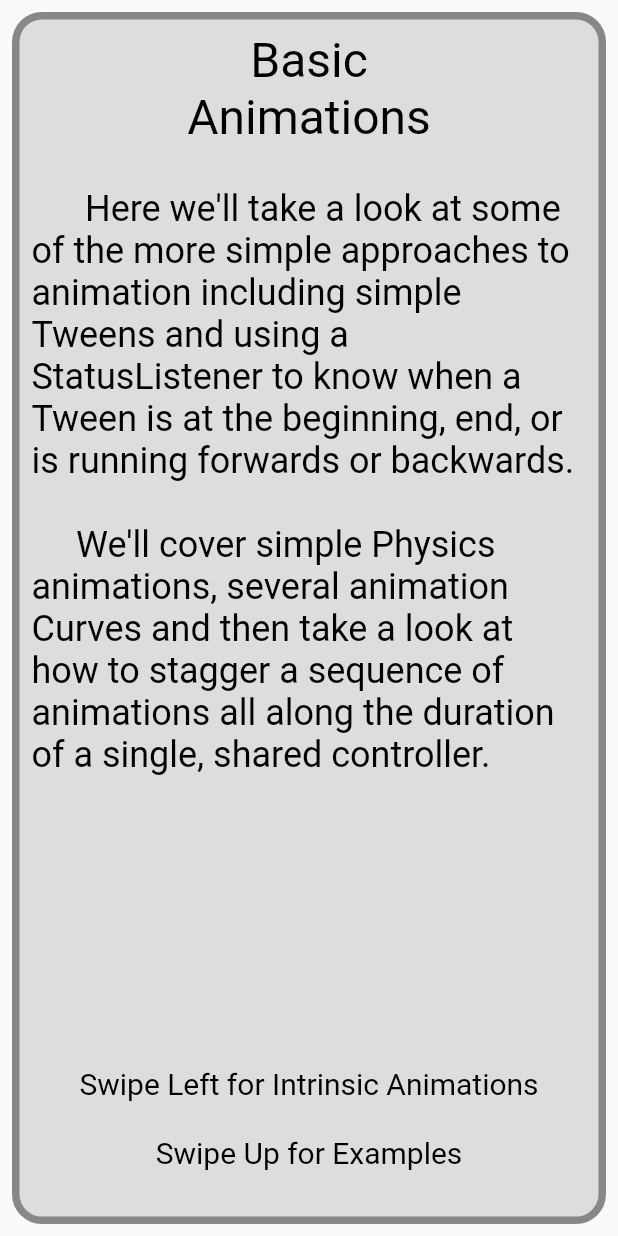
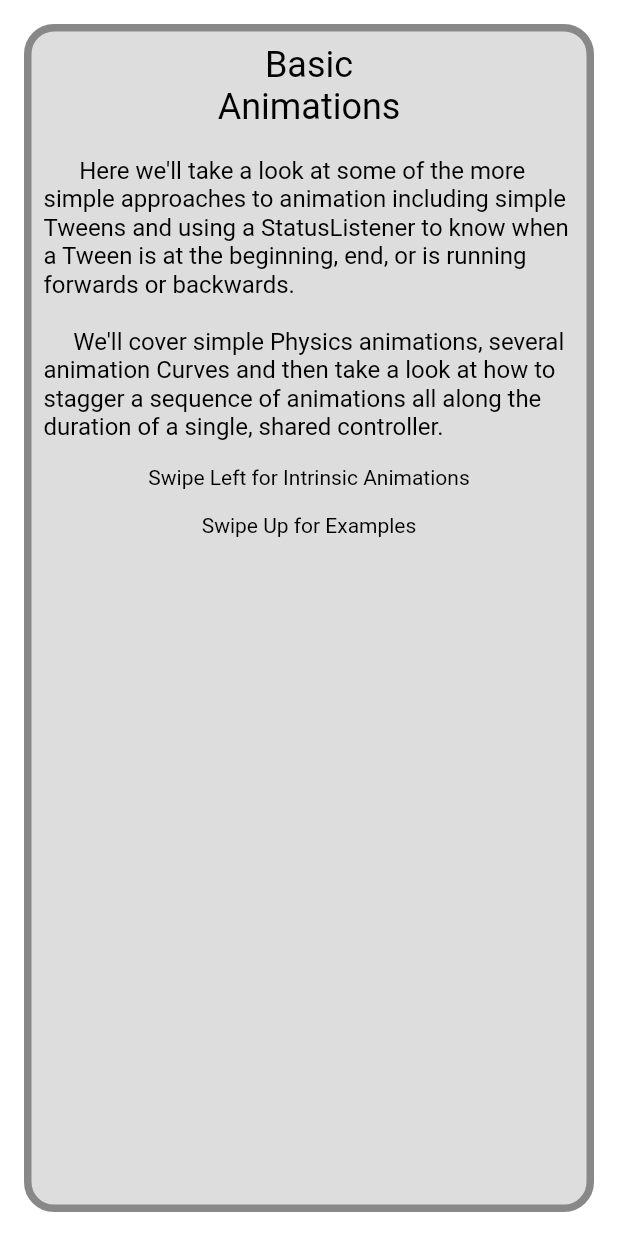
Before and after one commit to ScottS2017/Flutter_Z2P_04, a Flutter app: the BasicAnimationsWelcome widget shown alone on an empty page, opened directly, on a phone screen of 412 x 824 dp. Run offline on Flutter 3.47's test engine with Material 2 defaults, Android fonts, the phone set to English and light mode, and no system bars.

Commit message:
Fixed a number of alignment issues that came to light after testing on different devices

```diff
--- a/lib/animation_examples/basics/basic_animations_home.dart
+++ b/lib/animation_examples/basics/basic_animations_home.dart
@@ -23,7 +23,6 @@ class _BasicAnimationsHomeState extends State<BasicAnimationsHome> {
     const BasicTweenWithStatusListener(),
     const ExamplesOfCurves(),
     const PhysicsAnimation(),
-    // const SimultaneousAnimations(),
     const StaggerDemo(),
   ];
 
--- a/lib/animation_examples/basics/basic_animations_welcome.dart
+++ b/lib/animation_examples/basics/basic_animations_welcome.dart
@@ -21,9 +21,12 @@ class _BasicAnimationsWelcomeState extends State<BasicAnimationsWelcome>{
     return Material(
       child: SafeArea(
         child: Container(
-          height: MediaQuery.of(context).size.height - 16 - MediaQuery.of(context).padding.top,
-          width: MediaQuery.of(context).size.width - 16,
-          margin: const EdgeInsets.all(8),
+          height: double.infinity,
+          width: double.infinity,
+          padding: const EdgeInsets.all(16),
+          color: Colors.white,
+          alignment: Alignment.topLeft,
+          child: Container(
             padding: const EdgeInsets.all(8),
             decoration: BoxDecoration(
               color: const Color(0xFFDDDDDD),
@@ -34,6 +37,7 @@ class _BasicAnimationsWelcomeState extends State<BasicAnimationsWelcome>{
               ),
               borderRadius: BorderRadius.circular(20),
             ),
+            child: Container(
               child: Column(
                 crossAxisAlignment: CrossAxisAlignment.stretch,
                 children: <Widget>[
@@ -42,12 +46,11 @@ class _BasicAnimationsWelcomeState extends State<BasicAnimationsWelcome>{
                     semanticsLabel: 'Basic Animations',
                     textAlign: TextAlign.center,
                     style: TextStyle(
-                  fontSize: 32,
+                      fontSize: 24,
                       color: Colors.black,
                     ),
                   ),
-              const Expanded(
-                child:  Text(
+                  const Text(
                     '\n      Here we\'ll take a look at some of the more simple '
                       'approaches to animation including simple Tweens and '
                       'using a StatusListener to know when a Tween is at the '
@@ -58,17 +61,17 @@ class _BasicAnimationsWelcomeState extends State<BasicAnimationsWelcome>{
                     semanticsLabel: "Here we'll take a look at some of the more simpleapproaches to animation including simple Tweens andusing a StatusListener to know if a Tween is at the beginning, end, or is running forwards or backwards. We'll cover simple Physics animations, several animation Curves and then take a look at how to stagger a sequence of animations all along the duration of a single, shared controller.",
                     textAlign: TextAlign.left,
                     style: TextStyle(
-                    fontSize: 24,
+                      fontSize: 16,
                       color: Colors.black,
                     ),
                   ),
-              ),
+
                   const Text(
                     '\nSwipe Left for Intrinsic Animations\n\nSwipe Up for Examples\n',
                     semanticsLabel: 'Swipe  Left for Intrinsic Animations, Swipe Up for Examples',
                     textAlign: TextAlign.center,
                     style: TextStyle(
-                  fontSize: 20,
+                      fontSize: 14,
                       color: Colors.black,
                     ),
                   ),
@@ -76,6 +79,102 @@ class _BasicAnimationsWelcomeState extends State<BasicAnimationsWelcome>{
               ),
             ),
           ),
+        ),
+
+
+
+
+
+
+
+
+
+
+
+
+
+
+
+
+
+
+
+
+
+
+
+
+
+
+
+
+
+
+//
+//
+//
+//        child: Container(
+//          height: MediaQuery.of(context).size.height - 16 - MediaQuery.of(context).padding.top,
+//          width: MediaQuery.of(context).size.width - 16,
+//          margin: const EdgeInsets.all(8),
+//          padding: const EdgeInsets.all(8),
+//          decoration: BoxDecoration(
+//            color: const Color(0xFFDDDDDD),
+//            border: Border.all(
+//              style: BorderStyle.solid,
+//              width: 5,
+//              color: const Color(0xFF888888),
+//            ),
+//            borderRadius: BorderRadius.circular(20),
+//          ),
+//          child: Column(
+//            crossAxisAlignment: CrossAxisAlignment.stretch,
+//            children: <Widget>[
+//              const Text(
+//                'Basic\nAnimations',
+//                semanticsLabel: 'Basic Animations',
+//                textAlign: TextAlign.center,
+//                style: TextStyle(
+//                  fontSize: 32,
+//                  color: Colors.black,
+//                ),
+//              ),
+//              const Expanded(
+//                child:  Text(
+//                  '\n      Here we\'ll take a look at some of the more simple '
+//                    'approaches to animation including simple Tweens and '
+//                    'using a StatusListener to know when a Tween is at the '
+//                    'beginning, end, or is running forwards or backwards.\n\n'
+//                    '     We\'ll cover simple Physics animations, several animation '
+//                    'Curves and then take a look at how to stagger a sequence '
+//                    'of animations all along the duration of a single, shared controller.',
+//                  semanticsLabel: "Here we'll take a look at some of the more simpleapproaches to animation including simple Tweens andusing a StatusListener to know if a Tween is at the beginning, end, or is running forwards or backwards. We'll cover simple Physics animations, several animation Curves and then take a look at how to stagger a sequence of animations all along the duration of a single, shared controller.",
+//                  textAlign: TextAlign.left,
+//                  style: TextStyle(
+//                    fontSize: 24,
+//                    color: Colors.black,
+//                  ),
+//                ),
+//              ),
+//              const Text(
+//                '\nSwipe Left for Intrinsic Animations\n\nSwipe Up for Examples\n',
+//                semanticsLabel: 'Swipe  Left for Intrinsic Animations, Swipe Up for Examples',
+//                textAlign: TextAlign.center,
+//                style: TextStyle(
+//                  fontSize: 20,
+//                  color: Colors.black,
+//                ),
+//              ),
+//            ],
+//          ),
+//        ),
+
+
+
+
+
+
+      ),
     );
   }
 }
--- a/lib/main.dart
+++ b/lib/main.dart
@@ -2,8 +2,6 @@ import 'package:flutter/material.dart';
 import 'package:o4_navigation_and_animation/pages/home_orange.dart';
 import 'package:o4_navigation_and_animation/pages/home_teal.dart';
 import 'package:o4_navigation_and_animation/pages/welcome.dart';
-import 'package:o4_navigation_and_animation/widgets/examples/navigation_and_routes_example.dart';
-import 'package:o4_navigation_and_animation/widgets/examples/navigation_and_routes_example2.dart';
 
 void main() => runApp(NavigationRoutesAndAnimation());
 
@@ -12,6 +10,7 @@ class NavigationRoutesAndAnimation extends StatelessWidget {
   Widget build(BuildContext context) {
     return MaterialApp(
       title: 'Z2P Widgets You Can See',
+      debugShowCheckedModeBanner: false,
       theme: ThemeData(
         primarySwatch: Colors.blue,
       ),
```
Also changed, not shown: lib/animation_examples/basics/examples_of_curves.dart (+17 -24 lines), lib/animation_examples/intrinsic_animations/intrinsic_animations_welcome.dart (+13 -14 lines), lib/pages/welcome.dart (+9 -14 lines), lib/widgets/examples/navigation_and_routes_example.dart (+9 -1 lines), lib/widgets/examples/navigation_and_routes_example2.dart (+9 -1 lines). Lines whose indentation alone changed are shown as unchanged.
